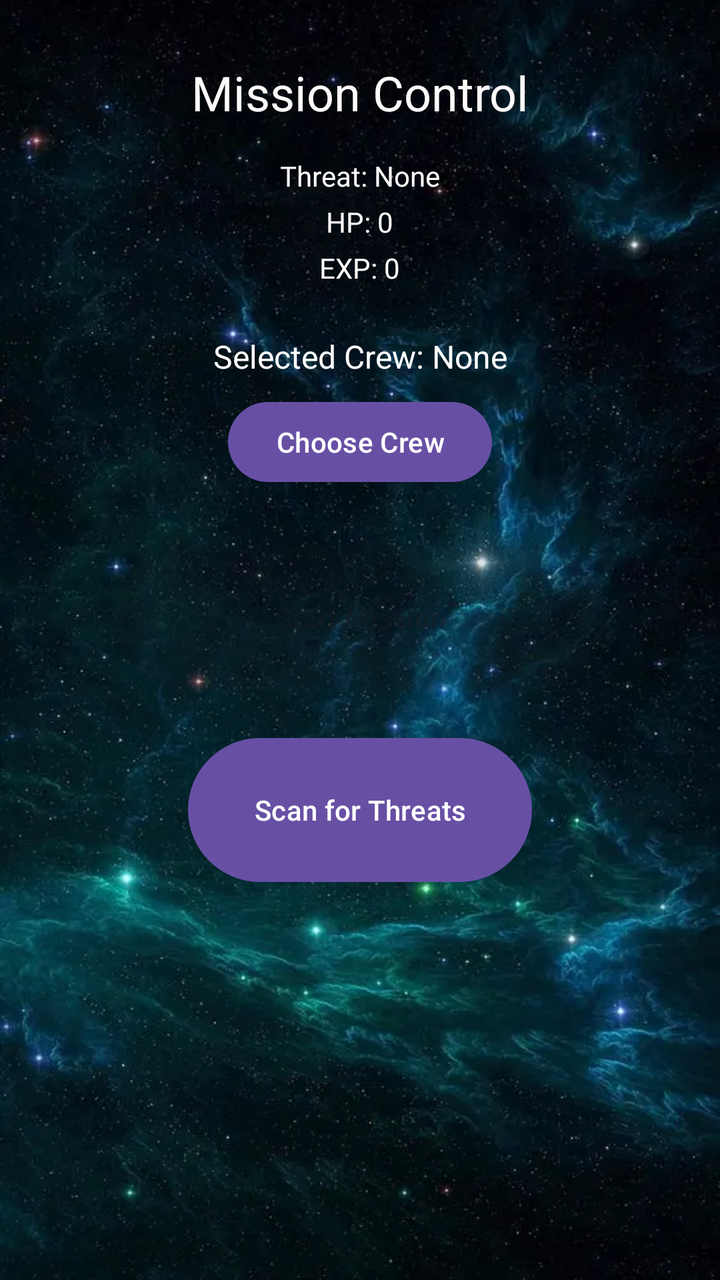
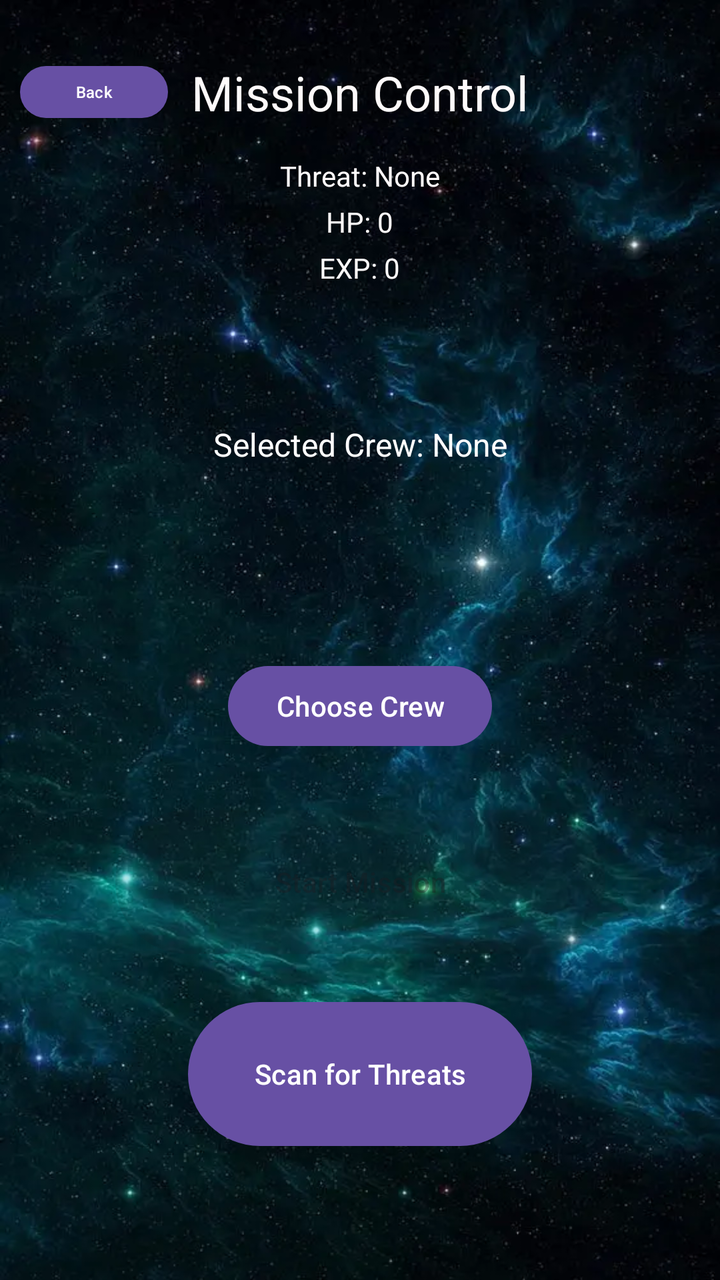

Two renders of the same Android screen: before a commit and after it. Below are the layout's source before the change and the commit's diff.
<!-- AndroidManifest.xml: application theme Theme.PROJECT -->
<!-- res/layout/mission_control.xml -->
<?xml version="1.0" encoding="utf-8"?>
<androidx.constraintlayout.widget.ConstraintLayout xmlns:android="http://schemas.android.com/apk/res/android"
    xmlns:app="http://schemas.android.com/apk/res-auto"
    xmlns:tools="http://schemas.android.com/tools"
    android:id="@+id/mission"
    android:layout_width="match_parent"
    android:layout_height="match_parent">

    <androidx.constraintlayout.widget.ConstraintLayout
        android:id="@+id/mission_control"
        android:layout_width="match_parent"
        android:layout_height="match_parent"
        android:background="@drawable/space_background">

        <TextView
            android:id="@+id/mission_control_label"
            android:layout_width="wrap_content"
            android:layout_height="wrap_content"
            android:layout_marginTop="30dp"
            android:text="Mission Control"
            android:textColor="#FFFBFB"
            android:textSize="24sp"
            app:layout_constraintEnd_toEndOf="parent"
            app:layout_constraintStart_toStartOf="parent"
            app:layout_constraintTop_toTopOf="parent" />

        
        <LinearLayout
            android:id="@+id/threat_container"
            android:layout_width="wrap_content"
            android:layout_height="wrap_content"
            android:layout_marginTop="16dp"
            android:gravity="center"
            android:orientation="vertical"
            app:layout_constraintEnd_toEndOf="parent"
            app:layout_constraintStart_toStartOf="parent"
            app:layout_constraintTop_toBottomOf="@id/mission_control_label">

            <LinearLayout
                android:layout_width="wrap_content"
                android:layout_height="wrap_content"
                android:orientation="horizontal">

                <TextView
                    android:id="@+id/threat_label"
                    android:layout_width="wrap_content"
                    android:layout_height="wrap_content"
                    android:text="Threat: "
                    android:textColor="#FFFBFB" />

                <TextView
                    android:id="@+id/threat_name"
                    android:layout_width="wrap_content"
                    android:layout_height="wrap_content"
                    android:text="None"
                    android:textColor="#FFFBFB" />
            </LinearLayout>

            <LinearLayout
                android:layout_width="wrap_content"
                android:layout_height="wrap_content"
                android:orientation="horizontal"
                android:layout_marginTop="4dp">

                <TextView
                    android:id="@+id/hp_label"
                    android:layout_width="wrap_content"
                    android:layout_height="wrap_content"
                    android:text="HP: "
                    android:textColor="#FFFBFB" />

                <TextView
                    android:id="@+id/threat_hp"
                    android:layout_width="wrap_content"
                    android:layout_height="wrap_content"
                    android:text="0"
                    android:textColor="#FFFBFB" />
            </LinearLayout>

            <LinearLayout
                android:layout_width="wrap_content"
                android:layout_height="wrap_content"
                android:orientation="horizontal"
                android:layout_marginTop="4dp">

                <TextView
                    android:id="@+id/xp_label"
                    android:layout_width="wrap_content"
                    android:layout_height="wrap_content"
                    android:text="EXP: "
                    android:textColor="#FFFBFB" />

                <TextView
                    android:id="@+id/threat_xp"
                    android:layout_width="wrap_content"
                    android:layout_height="wrap_content"
                    android:text="0"
                    android:textColor="#FFFBFB" />
            </LinearLayout>
        </LinearLayout>

        
        <TextView
            android:id="@+id/selected_crew_text"
            android:layout_width="wrap_content"
            android:layout_height="wrap_content"
            android:layout_marginTop="24dp"
            android:text="Selected Crew: None"
            android:textColor="#FFFFFF"
            android:textSize="16sp"
            app:layout_constraintEnd_toEndOf="parent"
            app:layout_constraintStart_toStartOf="parent"
            app:layout_constraintTop_toBottomOf="@+id/threat_container" />

        <Button
            android:id="@+id/choose_crew_button"
            android:layout_width="wrap_content"
            android:layout_height="wrap_content"
            android:layout_marginTop="8dp"
            android:text="Choose Crew"
            app:layout_constraintEnd_toEndOf="parent"
            app:layout_constraintStart_toStartOf="parent"
            app:layout_constraintTop_toBottomOf="@+id/selected_crew_text" />

        
        <Button
            android:id="@+id/start_mission_button"
            android:layout_width="245dp"
            android:layout_height="80dp"
            android:layout_marginTop="24dp"
            android:enabled="false"
            android:text="Start Mission"
            app:layout_constraintEnd_toEndOf="parent"
            app:layout_constraintStart_toStartOf="parent"
            app:layout_constraintTop_toBottomOf="@+id/choose_crew_button" />

        <Button
            android:id="@+id/scan_for_threats_button"
            android:layout_width="172dp"
            android:layout_height="80dp"
            android:layout_marginTop="16dp"
            android:text="Scan for Threats"
            app:layout_constraintEnd_toEndOf="parent"
            app:layout_constraintStart_toStartOf="parent"
            app:layout_constraintTop_toBottomOf="@+id/start_mission_button" />

        
        <androidx.recyclerview.widget.RecyclerView
            android:id="@+id/recycler_view_crew_select"
            android:layout_width="0dp"
            android:layout_height="0dp"
            android:layout_margin="16dp"
            android:background="#DD000000"
            android:padding="8dp"
            android:visibility="gone"
            app:layout_constraintBottom_toBottomOf="parent"
            app:layout_constraintEnd_toEndOf="parent"
            app:layout_constraintStart_toStartOf="parent"
            app:layout_constraintTop_toTopOf="parent" />

    </androidx.constraintlayout.widget.ConstraintLayout>

</androidx.constraintlayout.widget.ConstraintLayout>
<!-- resources referenced by this layout -->
<resources>
  <!-- drawable space_background: webp bitmap (drawable, 55618 bytes) -->
  <style name="Theme.PROJECT" parent="Base.Theme.PROJECT" />
  <style name="Base.Theme.PROJECT" parent="Theme.Material3.DayNight.NoActionBar">
          
          
      </style>
</resources>

<!-- the commit's change to res/layout/mission_control.xml (unified diff, before → after) -->
@@ -10,7 +10,9 @@
         android:id="@+id/mission_control"
         android:layout_width="match_parent"
         android:layout_height="match_parent"
-        android:background="@drawable/space_background">
+        android:background="@drawable/space_background"
+        tools:layout_editor_absoluteX="16dp"
+        tools:layout_editor_absoluteY="0dp">
 
         <TextView
             android:id="@+id/mission_control_label"
@@ -59,8 +61,8 @@
             <LinearLayout
                 android:layout_width="wrap_content"
                 android:layout_height="wrap_content"
-                android:orientation="horizontal"
-                android:layout_marginTop="4dp">
+                android:layout_marginTop="4dp"
+                android:orientation="horizontal">
 
                 <TextView
                     android:id="@+id/hp_label"
@@ -80,8 +82,8 @@
             <LinearLayout
                 android:layout_width="wrap_content"
                 android:layout_height="wrap_content"
-                android:orientation="horizontal"
-                android:layout_marginTop="4dp">
+                android:layout_marginTop="4dp"
+                android:orientation="horizontal">
 
                 <TextView
                     android:id="@+id/xp_label"
@@ -100,11 +102,14 @@
         </LinearLayout>
 
         
+
+        
+
         <TextView
             android:id="@+id/selected_crew_text"
             android:layout_width="wrap_content"
             android:layout_height="wrap_content"
-            android:layout_marginTop="24dp"
+            android:layout_marginTop="68dp"
             android:text="Selected Crew: None"
             android:textColor="#FFFFFF"
             android:textSize="16sp"
@@ -116,13 +121,12 @@
             android:id="@+id/choose_crew_button"
             android:layout_width="wrap_content"
             android:layout_height="wrap_content"
-            android:layout_marginTop="8dp"
+            android:layout_marginTop="96dp"
             android:text="Choose Crew"
             app:layout_constraintEnd_toEndOf="parent"
             app:layout_constraintStart_toStartOf="parent"
             app:layout_constraintTop_toBottomOf="@+id/selected_crew_text" />
 
-        
         <Button
             android:id="@+id/start_mission_button"
             android:layout_width="245dp"
@@ -158,6 +162,17 @@
             app:layout_constraintStart_toStartOf="parent"
             app:layout_constraintTop_toTopOf="parent" />
 
+        <Button
+            android:id="@+id/back_button"
+            android:layout_width="74dp"
+            android:layout_height="34dp"
+            android:layout_marginStart="10dp"
+            android:layout_marginTop="29dp"
+            android:text="Back"
+            android:textSize="8sp"
+            app:layout_constraintStart_toStartOf="parent"
+            app:layout_constraintTop_toTopOf="parent" />
+
     </androidx.constraintlayout.widget.ConstraintLayout>
 
 </androidx.constraintlayout.widget.ConstraintLayout>
